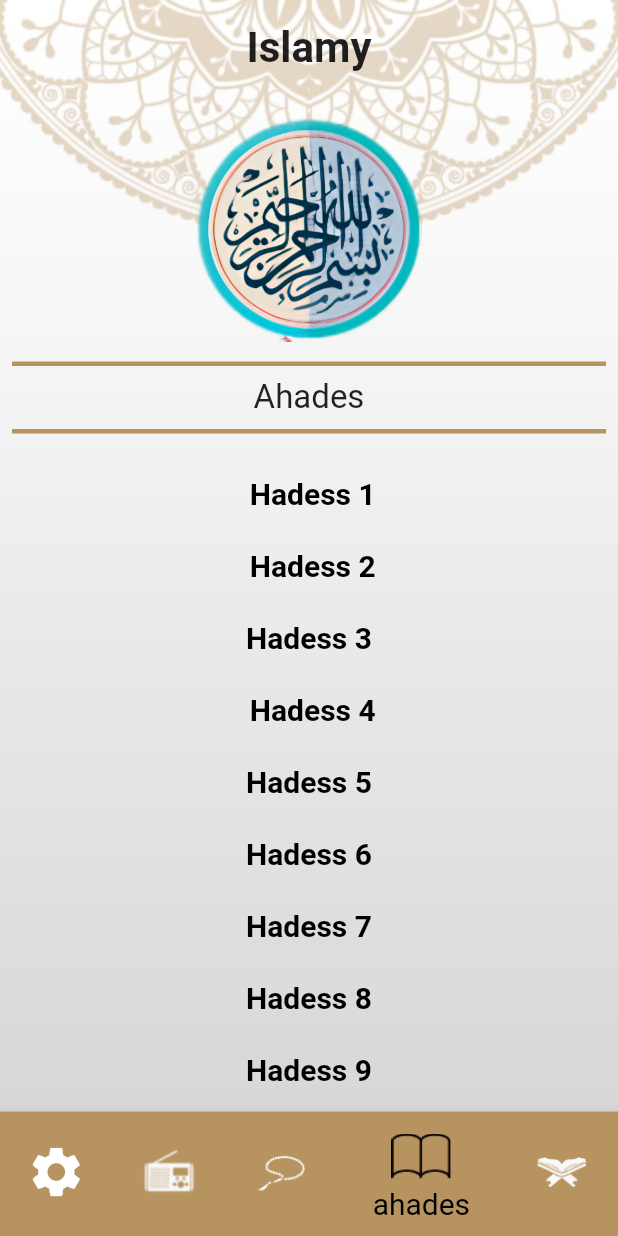
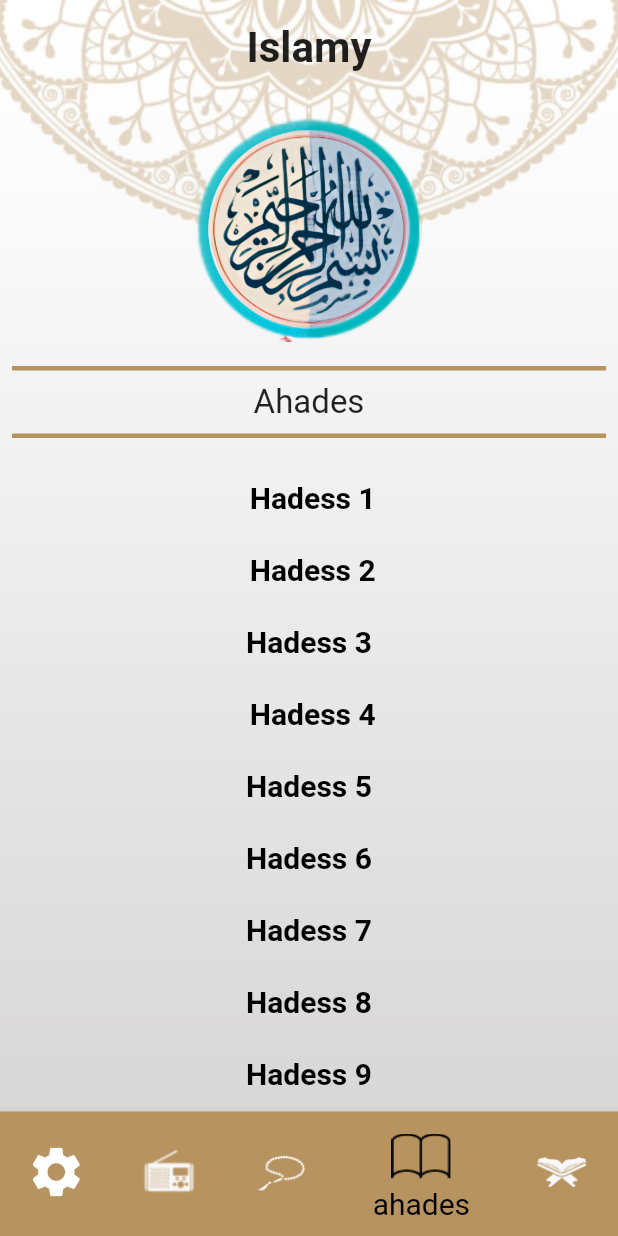
Before and after one commit to Youssef-Bassem/IslamiApp, a Flutter app: the screen it shows after launch, item 4 of the bottom bar chosen, on a phone screen of 412 x 824 dp. Run offline on Flutter 3.47's test engine with Material 2 defaults, Android fonts, the phone set to English and light mode, and no system bars; generated files the repository leaves out were written again.

Commit message:
Ahadees & Swar design Change

```diff
--- a/lib/Ahadees.dart
+++ b/lib/Ahadees.dart
@@ -15,6 +15,7 @@ String path = 'assets/';
 
 class _ahadesState extends State<ahades> {
   static const lightcolor = const Color(0xFFb7935f);
+  static const darkIconColor = const Color(0xFFF4C12F);
   late AppProvider provider;
 
   @override
@@ -53,10 +54,10 @@ class _ahadesState extends State<ahades> {
                     width: 150,
                   ),
                 ),
-                SizedBox(height: 5,),
+                SizedBox(height: 8,),
                 Container(
                   height: 3,
-                  color: lightcolor,
+                  color: provider.isDarkModeEnabled()? darkIconColor : lightcolor,
                   margin: EdgeInsets.all(8),
                 ),
                 Text(
@@ -67,7 +68,7 @@ class _ahadesState extends State<ahades> {
                 ),
                 Container(
                   height: 3,
-                  color: lightcolor,
+                  color: provider.isDarkModeEnabled()? darkIconColor : lightcolor,
                   margin: EdgeInsets.all(8),
                 ),
                 Flexible(
--- a/lib/Sowar.dart
+++ b/lib/Sowar.dart
@@ -8,6 +8,7 @@ import 'SowarFile.dart';
 
 class Quran extends StatelessWidget {
   static const lightcolor = const Color(0xFFb7935f);
+  static const darkIconColor = const Color(0xFFF4C12F);
   late AppProvider provider;
   final SuwarFile sorafile = SuwarFile();
   @override
@@ -48,7 +49,7 @@ class Quran extends StatelessWidget {
               SizedBox(height: 5,),
               Container(
                 height: 3,
-                color: lightcolor,
+                color: provider.isDarkModeEnabled()? darkIconColor : lightcolor,
                 margin: EdgeInsets.all(8),
               ),
               Text(
@@ -57,7 +58,7 @@ class Quran extends StatelessWidget {
               ),
               Container(
                 height: 3,
-                color: lightcolor,
+                color: provider.isDarkModeEnabled()? darkIconColor : lightcolor,
                 margin: EdgeInsets.all(8),
               ),
               Expanded(
```
